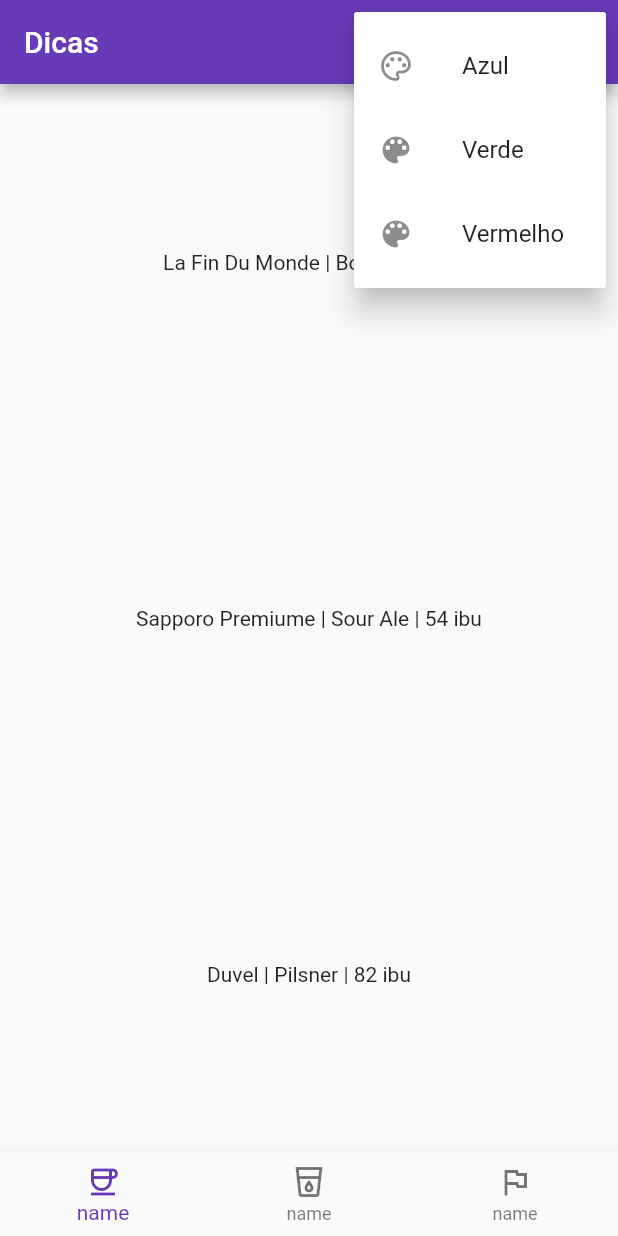
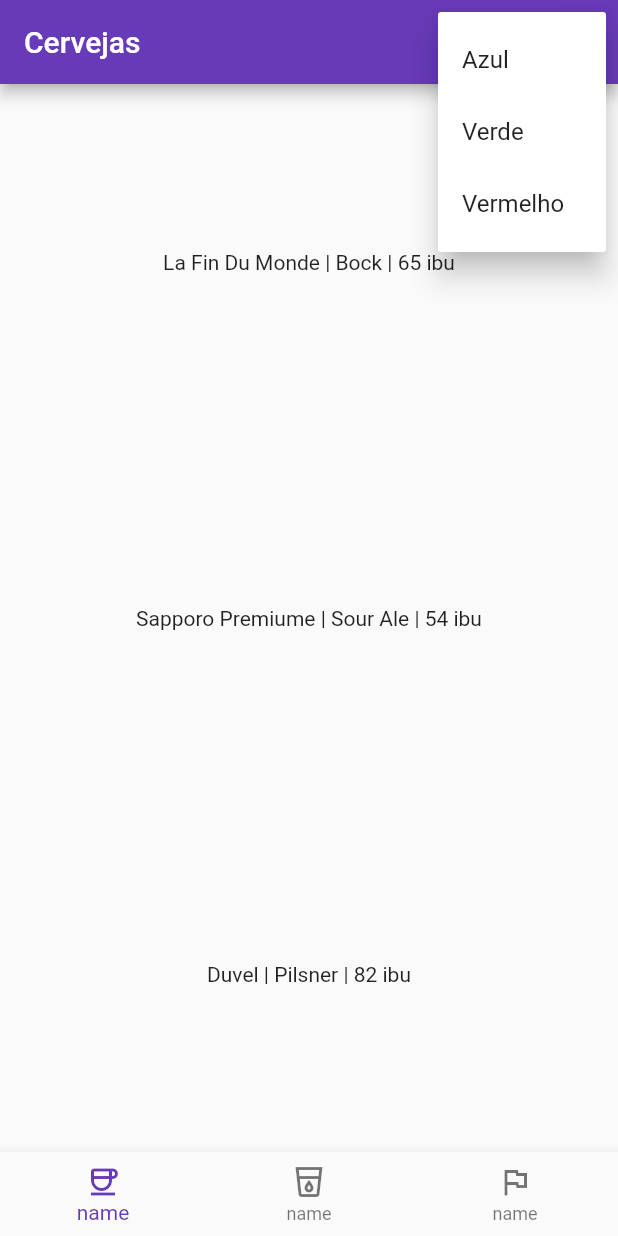
Before and after one commit to quirinof/oopFlutter, a Flutter app: the screen it shows after launch, after a tap on the "more vert" icon, on a phone screen of 412 x 824 dp. Run offline on Flutter 3.47's test engine with Material 2 defaults, Android fonts, the phone set to English and light mode, and no system bars; project files that could hold a hidden picture were left out.

Commit message:
finishing recipe3

```diff
--- a/recipe3/lib/main.dart
+++ b/recipe3/lib/main.dart
@@ -13,31 +13,12 @@
       theme: ThemeData(primarySwatch: Colors.deepPurple),
       debugShowCheckedModeBanner: false,
       home: Scaffold(
-        appBar: AppBar(
-          title: const Text("Dicas"),
-          actions: <Widget>[
-            PopupMenuButton<String>(
-              itemBuilder: (BuildContext context) => <PopupMenuEntry<String>>[
-                const PopupMenuItem<String>(
-                  child: ListTile(
-                    leading: Icon(Icons.color_lens_outlined),
-                    title: Text('Azul')
-                  )
-                ),
-                const PopupMenuItem<String>(
-                  child: ListTile(
-                    leading: Icon(Icons.color_lens),
-                    title: Text('Verde')
-                  )
-                ),
-                const PopupMenuItem<String>(
-                  child: ListTile(
-                    leading: Icon(Icons.color_lens),
-                    title: Text('Vermelho')
-                  )
-                )
-              ]
-            )
+        appBar: MainAppBarWidget(
+          tit: "Cervejas",
+          settingsMenu: const [
+            "Azul",
+            "Verde",
+            "Vermelho"
           ]
         ),
         body: DataBodyWidget(objects: const [
@@ -64,11 +45,6 @@
   void botaoFoiTocado(int index) {
     print("Tocaram no botão $index");
   }
-  /*
-  BottomNavigationBarItem processarUmIcone(Icon icone) {
-    return BottomNavigationBarItem(icon: icone);
-  }
-  */
   @override
   Widget build(BuildContext context) {
     return BottomNavigationBar(
@@ -86,13 +62,6 @@
 class DataBodyWidget extends StatelessWidget {
   List<String> objects;
   DataBodyWidget({this.objects = const[]});
-  /*
-  Expanded processarUmElemento(String obj){
-    return Expanded(
-      child: Center(child: Text(obj)),
-    );
-  }
-  */
   @override
   Widget build(BuildContext context) {
     return Column(
@@ -102,3 +71,19 @@
     );
   }
 }
+
+class MainAppBarWidget extends AppBar {
+  String tit;
+  List<String> settingsMenu;
+  MainAppBarWidget({this.tit = "", this.settingsMenu = const []})
+  :super(
+    title: Text(tit),
+    actions: <Widget>[
+      PopupMenuButton<String>(
+        itemBuilder: (BuildContext context) => settingsMenu.map(
+          (its) => PopupMenuItem<String>(child: Text(its)),
+        ).toList()
+      )
+    ],
+  );
+}
```
